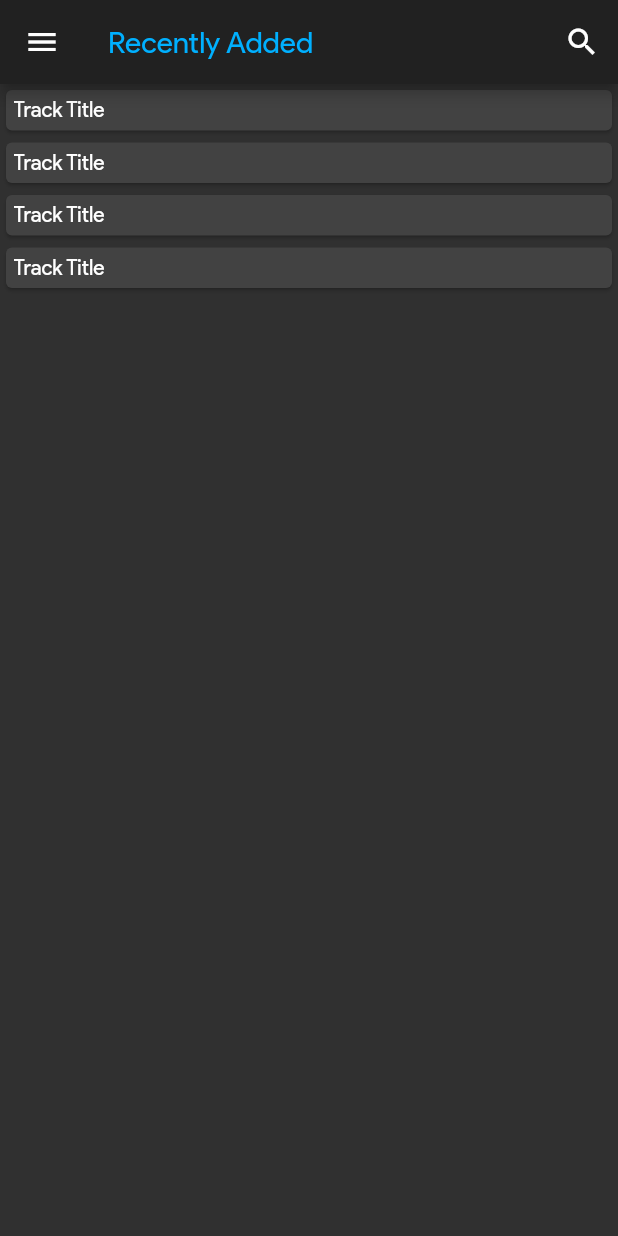
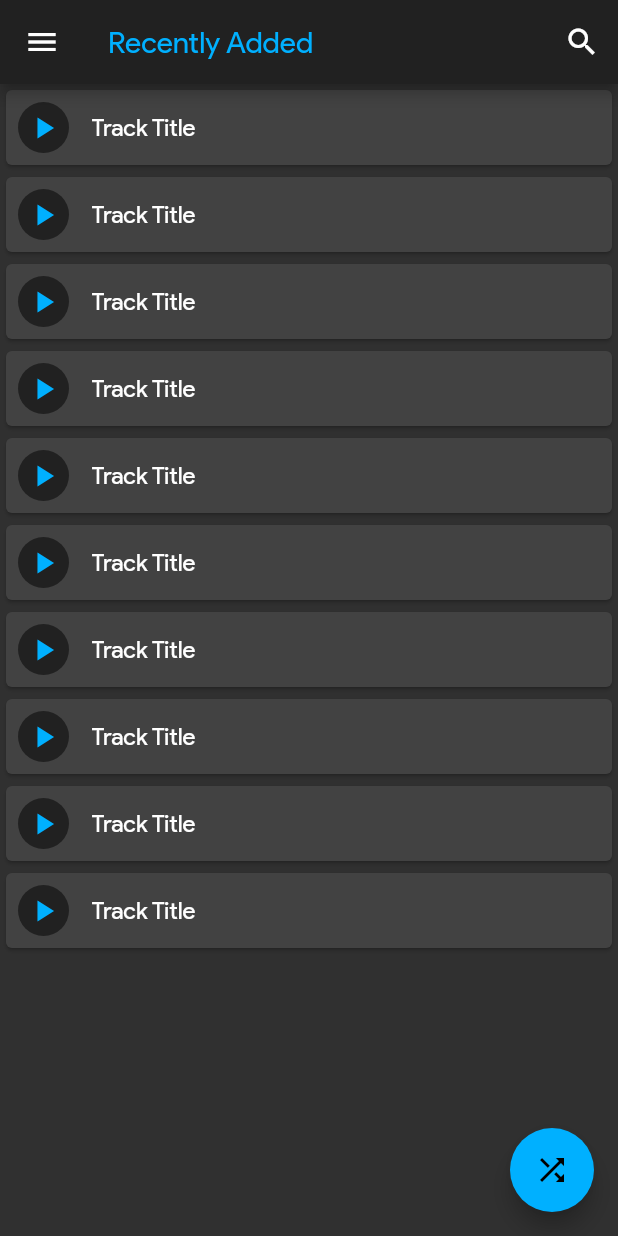
Before and after one commit to Harshit-Sonawala/material_music_player, a Flutter app: the screen it shows after launch, on a phone screen of 412 x 824 dp. Run offline on Flutter 3.47's test engine with Material 2 defaults, Android fonts, the phone set to English and light mode, and no system bars.

Commit message:
Added basic track card

```diff
--- a/lib/home_screen.dart
+++ b/lib/home_screen.dart
@@ -87,6 +87,10 @@ class HomeScreen extends StatelessWidget {
         ),
       ),
       body: TrackList(),
+      floatingActionButton: FloatingActionButton(
+        onPressed: (){},
+        child: Icon(Icons.shuffle,),
+      ),
     );
   }
 }
--- /dev/null
+++ b/lib/track_card.dart
@@ -0,0 +1,32 @@
+import 'package:flutter/material.dart';
+
+class TrackCard extends StatelessWidget {
+  @override
+  Widget build(BuildContext context) {
+    return Card(
+      child: Padding(
+        padding: const EdgeInsets.all(8.0),
+        child: Row(
+          children: [
+            Container(
+              decoration: BoxDecoration(
+                shape: BoxShape.circle,
+                color: Theme.of(context).primaryColor,
+              ),
+              padding: const EdgeInsets.all(5.0),
+              child: Icon(Icons.play_arrow),
+            ),
+            SizedBox(width: 10.0,),
+            Padding(
+              padding: const EdgeInsets.all(5.0),
+              child: Text(
+                'Track Title',
+                style: TextStyle(fontSize: 16.0,),
+              ),
+            ),
+          ],
+        ),
+      ),
+    );
+  }
+}
--- a/lib/track_list.dart
+++ b/lib/track_list.dart
@@ -1,4 +1,5 @@
 import 'package:flutter/material.dart';
+import './track_card.dart';
 
 class TrackList extends StatefulWidget {
   @override
@@ -9,14 +10,9 @@ class _TrackListState extends State<TrackList> {
   @override
   Widget build(BuildContext context) {
     return ListView.builder(
-      itemCount: 4,
+      itemCount: 10,
       itemBuilder: (context, index) {
-        return Card(
-          child: Padding(
-            padding: const EdgeInsets.all(5.0),
-            child: Text('Track Title'),
-          ),
-        );
+        return TrackCard();
       }
     );
   }
```
Also changed, not shown: pubspec.lock.
